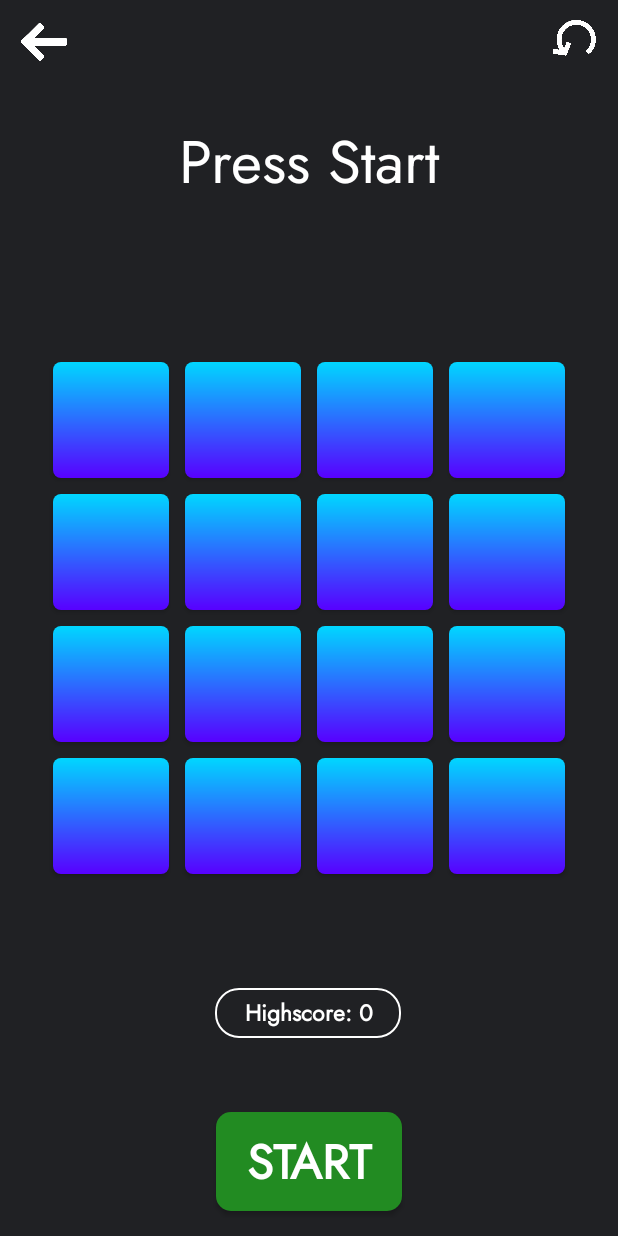
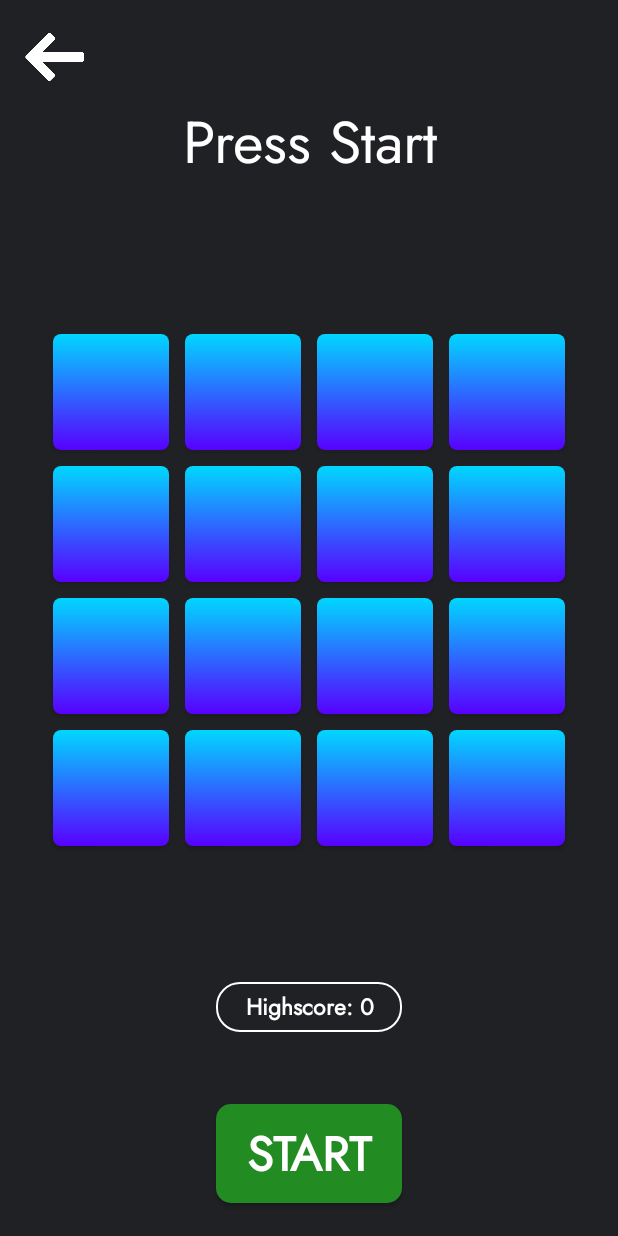
Before and after one commit to DumitruCimpean/GuessThePattern, an Android app: the Hard screen opened directly, with no data from a screen before it, on a phone screen of 412 x 824 dp. Run offline under Robolectric (Android 15) with nearby library versions, the light colour scheme and no system bars.

Commit message:
ui and gameplay changes
- tweaked ui
- reset button now appears on the center of the grid

```diff
--- a/app/src/main/java/com/example/guessthepattern/MainActivity.java
+++ b/app/src/main/java/com/example/guessthepattern/MainActivity.java
@@ -22,6 +22,9 @@ public class MainActivity extends AppCompatActivity {
     private MediaPlayer themeSong;
     private MediaPlayer levelEnter;
     private boolean isPlaying = false;
+
+    // TODO: More personalization, settings menu, ui tweaks for tablets and landscape mode, unlock levels on certain highscores?, global leaderboard
+
     @Override
     protected void onCreate(Bundle savedInstanceState) {
         super.onCreate(savedInstanceState);
@@ -30,6 +33,9 @@ public class MainActivity extends AppCompatActivity {
         MyGlobals gob = new MyGlobals(this);
 
         SharedPreferences prefs = getSharedPreferences("MyPrefs", MODE_PRIVATE);
+        SharedPreferences.Editor editor = prefs.edit();
+        editor.putInt("paceKey", 2);
+        editor.apply();
 
         themeSong = MediaPlayer.create(this, R.raw.main_theme);
         levelEnter = MediaPlayer.create(this, R.raw.level_clicked);
--- a/app/src/main/res/layout/activity_hard.xml
+++ b/app/src/main/res/layout/activity_hard.xml
@@ -8,38 +8,22 @@
     tools:context=".Medium">
 
 
-    <RelativeLayout
-        android:layout_width="match_parent"
+    <ImageButton
+        android:id="@+id/backButton"
+        android:layout_width="0dp"
         android:layout_height="0dp"
-        android:layout_margin="10dp"
+        android:layout_alignParentStart="true"
+        android:background="@android:color/transparent"
+        android:scaleType="fitCenter"
+        android:src="@drawable/arrow"
         app:layout_constraintBottom_toBottomOf="parent"
         app:layout_constraintEnd_toEndOf="parent"
-        app:layout_constraintHeight_percent="0.04"
-        app:layout_constraintHorizontal_bias="0.0"
+        app:layout_constraintHeight_percent="0.05"
+        app:layout_constraintHorizontal_bias="0.045"
         app:layout_constraintStart_toStartOf="parent"
         app:layout_constraintTop_toTopOf="parent"
-        app:layout_constraintVertical_bias="0.0">
-
-        <ImageButton
-            android:id="@+id/backButton"
-            android:layout_width="40dp"
-            android:layout_height="match_parent"
-            android:layout_alignParentStart="true"
-            android:background="@android:color/transparent"
-            android:scaleType="fitCenter"
-            android:src="@drawable/arrow" />
-
-        <ImageButton
-            android:id="@+id/redoButton"
-            android:layout_width="40dp"
-            android:layout_height="match_parent"
-            android:layout_alignParentEnd="true"
-            android:background="@android:color/transparent"
-            android:scaleType="fitCenter"
-            android:src="@drawable/tryagain_arrow"
-            android:visibility="visible" />
-
-    </RelativeLayout>
+        app:layout_constraintVertical_bias="0.02"
+        app:layout_constraintWidth_percent="0.1" />
 
     <TextView
         android:id="@+id/title"
@@ -50,14 +34,14 @@
         android:text="Press Start"
         android:textAlignment="center"
         android:textColor="@color/white"
-        app:layout_constraintBottom_toTopOf="@+id/level"
+        app:layout_constraintBottom_toBottomOf="parent"
         app:layout_constraintEnd_toEndOf="parent"
         app:layout_constraintHeight_percent="0.07"
-        app:layout_constraintHorizontal_bias="0.493"
         app:layout_constraintStart_toStartOf="parent"
         app:layout_constraintTop_toTopOf="parent"
-        app:layout_constraintVertical_bias="1.0"
+        app:layout_constraintVertical_bias="0.086"
         app:layout_constraintWidth_percent="0.8" />
+
 
     <TextView
         android:id="@+id/level"
@@ -70,46 +54,27 @@
         android:textAlignment="center"
         android:textColor="@color/white"
         android:visibility="invisible"
-        app:layout_constraintBottom_toTopOf="@+id/squaresLayout"
+        app:layout_constraintBottom_toBottomOf="parent"
         app:layout_constraintEnd_toEndOf="parent"
         app:layout_constraintHeight_percent="0.04"
-        app:layout_constraintHorizontal_bias="0.493"
         app:layout_constraintStart_toStartOf="parent"
-        app:layout_constraintTop_toTopOf="parent"
-        app:layout_constraintVertical_bias="0.672"
+        app:layout_constraintTop_toBottomOf="@+id/title"
+        app:layout_constraintVertical_bias="0.0"
         app:layout_constraintWidth_percent="0.8" />
-
-    <Button
-        android:id="@+id/nextLevel"
-        android:layout_width="0dp"
-        android:layout_height="0dp"
-        android:background="@drawable/nextlvl_bcg"
-        android:text="NEXT LEVEL"
-        android:textColor="@color/white"
-        android:autoSizeTextType="uniform"
-        android:padding="10dp"
-        android:visibility="invisible"
-        app:layout_constraintHeight_percent="0.14"
-        app:layout_constraintWidth_percent="0.5"
-        app:layout_constraintBottom_toBottomOf="parent"
-        app:layout_constraintEnd_toEndOf="parent"
-        app:layout_constraintHorizontal_bias="0.5"
-        app:layout_constraintStart_toStartOf="parent"
-        app:layout_constraintTop_toTopOf="parent"
-        app:layout_constraintVertical_bias="0.5" />
 
     <androidx.constraintlayout.widget.ConstraintLayout
         android:id="@+id/squaresLayout"
         android:layout_width="0dp"
         android:layout_height="0dp"
         android:layout_margin="30dp"
-        app:layout_constraintBottom_toBottomOf="parent"
+        app:layout_constraintBottom_toTopOf="@+id/score"
         app:layout_constraintDimensionRatio="1:1"
         app:layout_constraintEnd_toEndOf="parent"
         app:layout_constraintHorizontal_bias="0.5"
         app:layout_constraintStart_toStartOf="parent"
-        app:layout_constraintTop_toTopOf="parent"
-        app:layout_constraintVertical_bias="0.5">
+        app:layout_constraintTop_toBottomOf="@+id/level"
+        app:layout_constraintVertical_bias="0.708">
+
 
         <Button
             android:id="@+id/sq1"
@@ -119,11 +84,11 @@
             android:autoSizeTextType="uniform"
             android:background="@drawable/sq_bcg"
             android:text=" "
-            app:layout_constraintTop_toTopOf="parent"
+            app:layout_constraintBottom_toTopOf="@+id/sq5"
+            app:layout_constraintDimensionRatio="1:1"
+            app:layout_constraintEnd_toStartOf="@+id/sq2"
             app:layout_constraintStart_toStartOf="parent"
-            app:layout_constraintEnd_toStartOf="@+id/sq2"
-            app:layout_constraintBottom_toTopOf="@+id/sq5"
-            app:layout_constraintDimensionRatio="1:1" />
+            app:layout_constraintTop_toTopOf="parent" />
 
         <Button
             android:id="@+id/sq2"
@@ -133,11 +98,11 @@
             android:autoSizeTextType="uniform"
             android:background="@drawable/sq_bcg"
             android:text=" "
-            app:layout_constraintTop_toTopOf="parent"
+            app:layout_constraintBottom_toTopOf="@+id/sq6"
+            app:layout_constraintDimensionRatio="1:1"
+            app:layout_constraintEnd_toStartOf="@+id/sq3"
             app:layout_constraintStart_toEndOf="@+id/sq1"
-            app:layout_constraintEnd_toStartOf="@+id/sq3"
-            app:layout_constraintBottom_toTopOf="@+id/sq6"
-            app:layout_constraintDimensionRatio="1:1" />
+            app:layout_constraintTop_toTopOf="parent" />
 
         <Button
             android:id="@+id/sq3"
@@ -147,11 +112,11 @@
             android:autoSizeTextType="uniform"
             android:background="@drawable/sq_bcg"
             android:text=" "
-            app:layout_constraintTop_toTopOf="parent"
+            app:layout_constraintBottom_toTopOf="@+id/sq7"
+            app:layout_constraintDimensionRatio="1:1"
+            app:layout_constraintEnd_toStartOf="@+id/sq4"
             app:layout_constraintStart_toEndOf="@+id/sq2"
-            app:layout_constraintEnd_toStartOf="@+id/sq4"
-            app:layout_constraintBottom_toTopOf="@+id/sq7"
-            app:layout_constraintDimensionRatio="1:1" />
+            app:layout_constraintTop_toTopOf="parent" />
 
         <Button
             android:id="@+id/sq4"
@@ -161,11 +126,11 @@
             android:autoSizeTextType="uniform"
             android:background="@drawable/sq_bcg"
             android:text=" "
-            app:layout_constraintTop_toTopOf="parent"
+            app:layout_constraintBottom_toTopOf="@+id/sq8"
+            app:layout_constraintDimensionRatio="1:1"
+            app:layout_constraintEnd_toEndOf="parent"
             app:layout_constraintStart_toEndOf="@+id/sq3"
-            app:layout_constraintEnd_toEndOf="parent"
-            app:layout_constraintBottom_toTopOf="@+id/sq8"
-            app:layout_constraintDimensionRatio="1:1" />
+            app:layout_constraintTop_toTopOf="parent" />
 
         <Button
             android:id="@+id/sq5"
@@ -175,11 +140,11 @@
             android:autoSizeTextType="uniform"
             android:background="@drawable/sq_bcg"
             android:text=" "
-            app:layout_constraintTop_toBottomOf="@+id/sq1"
+            app:layout_constraintBottom_toTopOf="@+id/sq9"
+            app:layout_constraintDimensionRatio="1:1"
+            app:layout_constraintEnd_toStartOf="@+id/sq6"
             app:layout_constraintStart_toStartOf="parent"
-            app:layout_constraintEnd_toStartOf="@+id/sq6"
-            app:layout_constraintBottom_toTopOf="@+id/sq9"
-            app:layout_constraintDimensionRatio="1:1" />
+            app:layout_constraintTop_toBottomOf="@+id/sq1" />
 
         <Button
             android:id="@+id/sq6"
@@ -189,11 +154,11 @@
             android:autoSizeTextType="uniform"
             android:background="@drawable/sq_bcg"
             android:text=" "
-            app:layout_constraintTop_toBottomOf="@+id/sq2"
+            app:layout_constraintBottom_toTopOf="@+id/sq10"
+            app:layout_constraintDimensionRatio="1:1"
+            app:layout_constraintEnd_toStartOf="@+id/sq7"
             app:layout_constraintStart_toEndOf="@+id/sq5"
-            app:layout_constraintEnd_toStartOf="@+id/sq7"
-            app:layout_constraintBottom_toTopOf="@+id/sq10"
-            app:layout_constraintDimensionRatio="1:1" />
+            app:layout_constraintTop_toBottomOf="@+id/sq2" />
 
         <Button
             android:id="@+id/sq7"
@@ -203,11 +168,11 @@
             android:autoSizeTextType="uniform"
             android:background="@drawable/sq_bcg"
             android:text=" "
-            app:layout_constraintTop_toBottomOf="@+id/sq3"
+            app:layout_constraintBottom_toTopOf="@+id/sq11"
+            app:layout_constraintDimensionRatio="1:1"
+            app:layout_constraintEnd_toStartOf="@+id/sq8"
             app:layout_constraintStart_toEndOf="@+id/sq6"
-            app:layout_constraintEnd_toStartOf="@+id/sq8"
-            app:layout_constraintBottom_toTopOf="@+id/sq11"
-            app:layout_constraintDimensionRatio="1:1" />
+            app:layout_constraintTop_toBottomOf="@+id/sq3" />
 
         <Button
             android:id="@+id/sq8"
@@ -217,11 +182,11 @@
             android:autoSizeTextType="uniform"
             android:background="@drawable/sq_bcg"
             android:text=" "
-            app:layout_constraintTop_toBottomOf="@+id/sq4"
+            app:layout_constraintBottom_toTopOf="@+id/sq12"
+            app:layout_constraintDimensionRatio="1:1"
+            app:layout_constraintEnd_toEndOf="parent"
             app:layout_constraintStart_toEndOf="@+id/sq7"
-            app:layout_constraintEnd_toEndOf="parent"
-            app:layout_constraintBottom_toTopOf="@+id/sq12"
-            app:layout_constraintDimensionRatio="1:1" />
+            app:layout_constraintTop_toBottomOf="@+id/sq4" />
 
         <Button
             android:id="@+id/sq9"
@@ -231,11 +196,11 @@
             android:autoSizeTextType="uniform"
             android:background="@drawable/sq_bcg"
             android:text=" "
-            app:layout_constraintTop_toBottomOf="@+id/sq5"
+            app:layout_constraintBottom_toTopOf="@+id/sq13"
+            app:layout_constraintDimensionRatio="1:1"
+            app:layout_constraintEnd_toStartOf="@+id/sq10"
             app:layout_constraintStart_toStartOf="parent"
-            app:layout_constraintEnd_toStartOf="@+id/sq10"
-            app:layout_constraintBottom_toTopOf="@+id/sq13"
-            app:layout_constraintDimensionRatio="1:1" />
+            app:layout_constraintTop_toBottomOf="@+id/sq5" />
 
         <Button
             android:id="@+id/sq10"
@@ -245,11 +210,11 @@
             android:autoSizeTextType="uniform"
             android:background="@drawable/sq_bcg"
             android:text=" "
-            app:layout_constraintTop_toBottomOf="@+id/sq6"
+            app:layout_constraintBottom_toTopOf="@+id/sq14"
+            app:layout_constraintDimensionRatio="1:1"
+            app:layout_constraintEnd_toStartOf="@+id/sq11"
             app:layout_constraintStart_toEndOf="@+id/sq9"
-            app:layout_constraintEnd_toStartOf="@+id/sq11"
-            app:layout_constraintBottom_toTopOf="@+id/sq14"
-            app:layout_constraintDimensionRatio="1:1" />
+            app:layout_constraintTop_toBottomOf="@+id/sq6" />
 
         <Button
             android:id="@+id/sq11"
@@ -259,11 +224,11 @@
             android:autoSizeTextType="uniform"
             android:background="@drawable/sq_bcg"
             android:text=" "
-            app:layout_constraintTop_toBottomOf="@+id/sq7"
+            app:layout_constraintBottom_toTopOf="@+id/sq15"
+            app:layout_constraintDimensionRatio="1:1"
+            app:layout_constraintEnd_toStartOf="@+id/sq12"
             app:layout_constraintStart_toEndOf="@+id/sq10"
-            app:layout_constraintEnd_toStartOf="@+id/sq12"
-            app:layout_constraintBottom_toTopOf="@+id/sq15"
-            app:layout_constraintDimensionRatio="1:1" />
+            app:layout_constraintTop_toBottomOf="@+id/sq7" />
 
         <Button
             android:id="@+id/sq12"
@@ -273,11 +238,11 @@
             android:autoSizeTextType="uniform"
             android:background="@drawable/sq_bcg"
             android:text=" "
-            app:layout_constraintTop_toBottomOf="@+id/sq8"
+            app:layout_constraintBottom_toTopOf="@+id/sq16"
+            app:layout_constraintDimensionRatio="1:1"
+            app:layout_constraintEnd_toEndOf="parent"
             app:layout_constraintStart_toEndOf="@+id/sq11"
-            app:layout_constraintEnd_toEndOf="parent"
-            app:layout_constraintBottom_toTopOf="@+id/sq16"
-            app:layout_constraintDimensionRatio="1:1" />
+            app:layout_constraintTop_toBottomOf="@+id/sq8" />
 
 
         <Button
@@ -288,11 +253,11 @@
             android:autoSizeTextType="uniform"
             android:background="@drawable/sq_bcg"
             android:text=" "
-            app:layout_constraintTop_toBottomOf="@+id/sq9"
+            app:layout_constraintBottom_toBottomOf="parent"
+            app:layout_constraintDimensionRatio="1:1"
+            app:layout_constraintEnd_toStartOf="@+id/sq14"
             app:layout_constraintStart_toStartOf="parent"
-            app:layout_constraintEnd_toStartOf="@+id/sq14"
-            app:layout_constraintBottom_toBottomOf="parent"
-            app:layout_constraintDimensionRatio="1:1" />
+            app:layout_constraintTop_toBottomOf="@+id/sq9" />
 
         <Button
             android:id="@+id/sq14"
@@ -302,11 +267,11 @@
             android:autoSizeTextType="uniform"
             android:background="@drawable/sq_bcg"
             android:text=" "
-            app:layout_constraintTop_toBottomOf="@+id/sq10"
+            app:layout_constraintBottom_toBottomOf="parent"
+            app:layout_constraintDimensionRatio="1:1"
+            app:layout_constraintEnd_toStartOf="@+id/sq15"
             app:layout_constraintStart_toEndOf="@+id/sq13"
-            app:layout_constraintEnd_toStartOf="@+id/sq15"
-            app:layout_constraintBottom_toBottomOf="parent"
-            app:layout_constraintDimensionRatio="1:1" />
+            app:layout_constraintTop_toBottomOf="@+id/sq10" />
 
         <Button
             android:id="@+id/sq15"
@@ -316,11 +281,11 @@
             android:autoSizeTextType="uniform"
             android:background="@drawable/sq_bcg"
             android:text=" "
-            app:layout_constraintTop_toBottomOf="@+id/sq11"
+            app:layout_constraintBottom_toBottomOf="parent"
+            app:layout_constraintDimensionRatio="1:1"
+            app:layout_constraintEnd_toStartOf="@+id/sq16"
             app:layout_constraintStart_toEndOf="@+id/sq14"
-            app:layout_constraintEnd_toStartOf="@+id/sq16"
-            app:layout_constraintBottom_toBottomOf="parent"
-            app:layout_constraintDimensionRatio="1:1" />
+            app:layout_constraintTop_toBottomOf="@+id/sq11" />
 
         <Button
             android:id="@+id/sq16"
@@ -330,15 +295,53 @@
             android:autoSizeTextType="uniform"
             android:background="@drawable/sq_bcg"
             android:text=" "
-            app:layout_constraintTop_toBottomOf="@+id/sq12"
+            app:layout_constraintBottom_toBottomOf="parent"
+            app:layout_constraintDimensionRatio="1:1"
+            app:layout_constraintEnd_toEndOf="parent"
             app:layout_constraintStart_toEndOf="@+id/sq15"
+            app:layout_constraintTop_toBottomOf="@+id/sq12" />
+
+        <Button
+            android:id="@+id/nextLevel"
+            android:layout_width="0dp"
+            android:layout_height="0dp"
+            android:autoSizeTextType="uniform"
+            android:background="@drawable/nextlvl_bcg"
+            android:padding="10dp"
+            android:text="NEXT LEVEL"
+            android:textColor="@color/white"
+            android:visibility="invisible"
+            app:layout_constraintBottom_toBottomOf="parent"
             app:layout_constraintEnd_toEndOf="parent"
+            app:layout_constraintHeight_percent="0.4"
+            app:layout_constraintHorizontal_bias="0.5"
+            app:layout_constraintStart_toStartOf="parent"
+            app:layout_constraintTop_toTopOf="parent"
+            app:layout_constraintVertical_bias="0.5"
+            app:layout_constraintWidth_percent="0.4" />
+
+        <ImageButton
+            android:id="@+id/redoButton"
+            android:layout_width="0dp"
+            android:layout_height="0dp"
+            android:background="@drawable/nextlvl_bcg"
+            android:elevation="4dp"
+            android:padding="10dp"
+            android:scaleType="fitCenter"
+            android:src="@drawable/tryagain_arrow"
+            android:visibility="invisible"
             app:layout_constraintBottom_toBottomOf="parent"
-            app:layout_constraintDimensionRatio="1:1" />
+            app:layout_constraintDimensionRatio=""
+            app:layout_constraintEnd_toEndOf="parent"
+            app:layout_constraintHeight_percent="0.4"
+            app:layout_constraintHorizontal_bias="0.5"
+            app:layout_constraintStart_toStartOf="parent"
+            app:layout_constraintTop_toTopOf="parent"
+            app:layout_constraintVertical_bias="0.5"
+            app:layout_constraintWidth_percent="0.4" />
+
 
     </androidx.constraintlayout.widget.ConstraintLayout>
-
-
 
     <TextView
         android:id="@+id/score"
@@ -356,9 +359,10 @@
         app:layout_constraintBottom_toTopOf="@+id/startBtn"
         app:layout_constraintEnd_toEndOf="parent"
         app:layout_constraintHeight_percent="0.04"
+        app:layout_constraintHorizontal_bias="0.498"
         app:layout_constraintStart_toStartOf="parent"
-        app:layout_constraintTop_toBottomOf="@+id/squaresLayout"
-        app:layout_constraintVertical_bias="0.24"
+        app:layout_constraintTop_toBottomOf="@+id/level"
+        app:layout_constraintVertical_bias="0.833"
         app:layout_constraintWidth_percent="0.2" />
 
     <TextView
@@ -369,17 +373,17 @@
         android:background="@drawable/scores_bcg"
         android:fontFamily="@font/jost_variablewght"
         android:padding="5dp"
+        android:layout_marginTop="10dp"
         android:text="Highscore: 3"
         android:textAlignment="center"
         android:textColor="@color/white"
         android:textFontWeight="700"
-        app:layout_constraintBottom_toBottomOf="parent"
+        app:layout_constraintBottom_toTopOf="@+id/startBtn"
         app:layout_constraintEnd_toEndOf="parent"
         app:layout_constraintHeight_percent="0.04"
-        app:layout_constraintHorizontal_bias="0.498"
         app:layout_constraintStart_toStartOf="parent"
-        app:layout_constraintTop_toBottomOf="@+id/squaresLayout"
-        app:layout_constraintVertical_bias="0.349"
+        app:layout_constraintTop_toBottomOf="@+id/score"
+        app:layout_constraintVertical_bias="0.0"
         app:layout_constraintWidth_percent="0.3" />
 
     <TextView
@@ -389,13 +393,14 @@
         android:autoSizeTextType="uniform"
         android:fontFamily="@font/jost_variablewght"
         android:text="New Highscore!"
+        android:layout_marginTop="5dp"
         android:textAlignment="center"
         android:textColor="@color/green"
         android:visibility="invisible"
         app:layout_constraintBottom_toTopOf="@+id/startBtn"
         app:layout_constraintEnd_toEndOf="parent"
         app:layout_constraintHeight_percent="0.04"
-        app:layout_constraintHorizontal_bias="0.5"
+        app:layout_constraintHorizontal_bias="0.497"
         app:layout_constraintStart_toStartOf="parent"
         app:layout_constraintTop_toBottomOf="@+id/highscore"
         app:layout_constraintVertical_bias="0.0"
@@ -405,6 +410,7 @@
         android:id="@+id/startBtn"
         android:layout_width="0dp"
         android:layout_height="0dp"
+        android:layout_marginBottom="5dp"
         android:autoSizeTextType="uniform"
         android:background="@drawable/start_rectangle"
         android:fontFamily="@font/jost_variablewght"
--- a/app/src/main/res/xml/data_extraction_rules.xml
+++ b/app/src/main/res/xml/data_extraction_rules.xml
@@ -5,7 +5,7 @@
 -->
 <data-extraction-rules>
     <cloud-backup>
-        <!-- TODO: Use <include> and <exclude> to control what is backed up.
+        <!--
         <include .../>
         <exclude .../>
         -->
```
Also changed, not shown: app/src/main/java/com/example/guessthepattern/Easy.java (+22 -15 lines), app/src/main/java/com/example/guessthepattern/Hard.java (+34 -28 lines), app/src/main/java/com/example/guessthepattern/Medium.java (+27 -22 lines), app/src/main/res/layout/activity_easy.xml (+68 -62 lines), app/src/main/res/layout/activity_medium.xml (+69 -65 lines).
